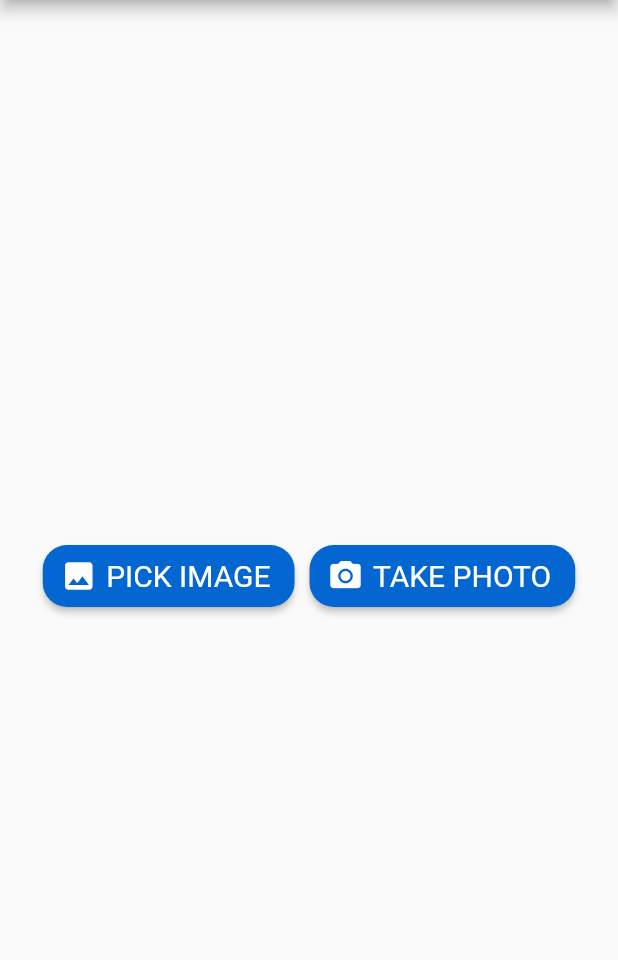
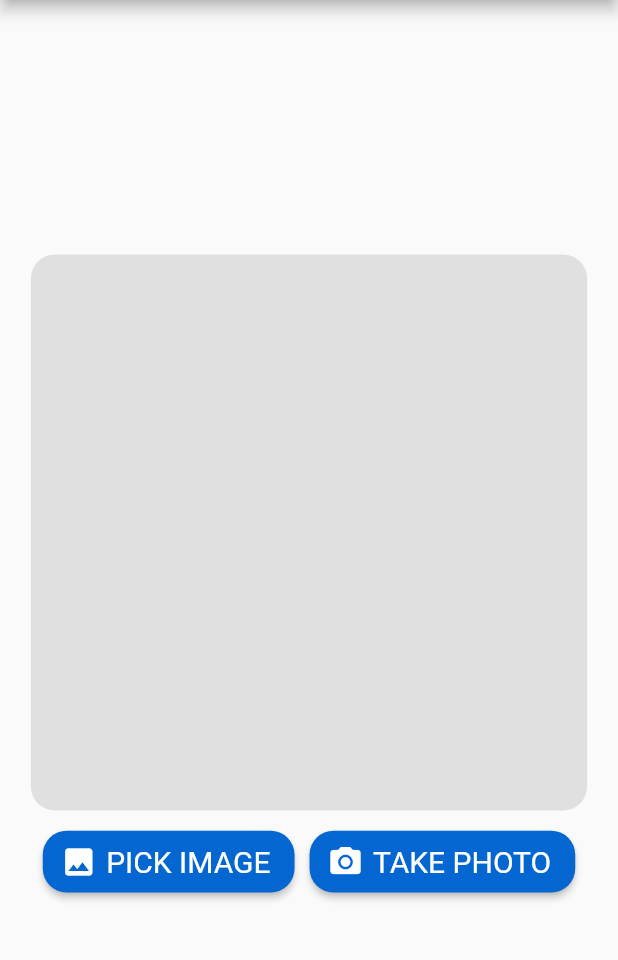
Before and after one commit to KPlusa/text-recognition-flutter, a Flutter app: the screen it shows after launch, after a tap on "TAKE PHOTO", on a phone screen of 412 x 824 dp, the part 84-1044 px from its top. Run offline on Flutter 3.47's test engine with Material 2 defaults, Android fonts, the phone set to English and light mode, and no system bars; our stand-ins replace image_picker.

Commit message:
Add showing picked image & clearing image button

```diff
--- a/lib/main.dart
+++ b/lib/main.dart
@@ -28,39 +28,12 @@ class MyHomePage extends StatefulWidget {
 }
 
 class _MyHomePageState extends State<MyHomePage> {
+  File? _image;
   @override
   Widget build(BuildContext context) {
-    // This method is rerun every time setState is called, for instance as done
-    // by the _incrementCounter method above.
-    //
-    // The Flutter framework has been optimized to make rerunning build methods
-    // fast, so that you can just rebuild anything that needs updating rather
-    // than having to individually change instances of widgets.
-    File? _image;
-
+    double screenWidth = MediaQuery.of(context).size.width;
+    //double screenHeight = MediaQuery.of(context).size.height;
     // This is the image picker
-    final _picker = ImagePicker();
-    // Implementing the image picker
-    Future<void> _openImagePicker() async {
-      final XFile? pickedImage =
-          await _picker.pickImage(source: ImageSource.gallery);
-      if (pickedImage != null) {
-        setState(() {
-          _image = File(pickedImage.path);
-        });
-      }
-    }
-
-    Future<void> _pickImageFromCamera() async {
-      final XFile? pickedImage =
-          await _picker.pickImage(source: ImageSource.camera);
-      if (pickedImage != null) {
-        setState(() {
-          _image = File(pickedImage.path);
-        });
-      }
-    }
-
     return Scaffold(
         appBar: AppBar(
           // Here we take the value from the MyHomePage object that was created by
@@ -71,10 +44,53 @@ class _MyHomePageState extends State<MyHomePage> {
         body: Center(
           child: Column(
             mainAxisAlignment: MainAxisAlignment.center,
-            children: <Widget>[
+            children: [
+              if (_image == null)
+                Container(
+                  width: screenWidth * 0.9,
+                  height: screenWidth * 0.9,
+                  margin: const EdgeInsets.only(bottom: 10),
+                  decoration: BoxDecoration(
+                    borderRadius: BorderRadius.circular(16),
+                    color: Colors.grey[300]!,
+                  ),
+                ),
+              if (_image != null)
+                Container(
+                  width: screenWidth * 0.9,
+                  height: screenWidth * 0.9,
+                  margin: const EdgeInsets.only(bottom: 10),
+                  decoration: BoxDecoration(
+                    borderRadius: BorderRadius.circular(16),
+                    image: DecorationImage(
+                      image: FileImage(_image!),
+                      fit: BoxFit.cover,
+                    ),
+                  ),
+                ),
+              if (_image != null)
+                Row(mainAxisAlignment: MainAxisAlignment.center, children: [
+                  Container(
+                      decoration: BoxDecoration(
+                          borderRadius: BorderRadius.circular(16),
+                          color: const Color.fromARGB(255, 255, 0, 0)),
+                      child: IconButton(
+                        onPressed: () {
+                          setState(() {
+                            _image = null;
+                          });
+                        },
+                        icon: const Icon(Icons.clear, color: Colors.white),
+                      )),
+                  const SizedBox(
+                    width: 10, // <-- SEE HERE
+                  ),
+                ]),
               Row(mainAxisAlignment: MainAxisAlignment.center, children: [
                 ElevatedButton.icon(
-                  onPressed: _openImagePicker,
+                  onPressed: () {
+                    pickImage(ImageSource.gallery);
+                  },
                   label: const Text('PICK IMAGE'),
                   icon: const Icon(Icons.image),
                   style: ElevatedButton.styleFrom(
@@ -90,7 +106,9 @@ class _MyHomePageState extends State<MyHomePage> {
                   width: 10, // <-- SEE HERE
                 ),
                 ElevatedButton.icon(
-                  onPressed: _pickImageFromCamera,
+                  onPressed: () {
+                    pickImage(ImageSource.camera);
+                  },
                   icon: const Icon(Icons.photo_camera),
                   label: const Text('TAKE PHOTO'),
                   style: ElevatedButton.styleFrom(
@@ -107,4 +125,13 @@ class _MyHomePageState extends State<MyHomePage> {
           ),
         ));
   }
+
+  void pickImage(ImageSource imageSource) async {
+    final pickedImage = await ImagePicker().pickImage(source: imageSource);
+    if (pickedImage != null) {
+      setState(() {
+        _image = File(pickedImage.path);
+      });
+    }
+  }
 }
```
